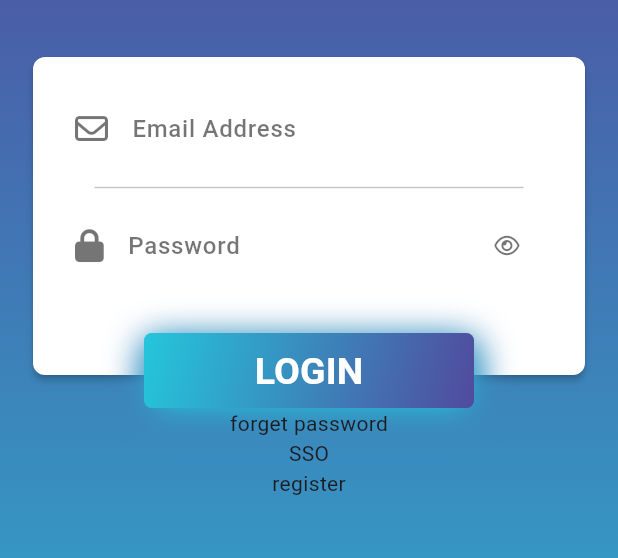
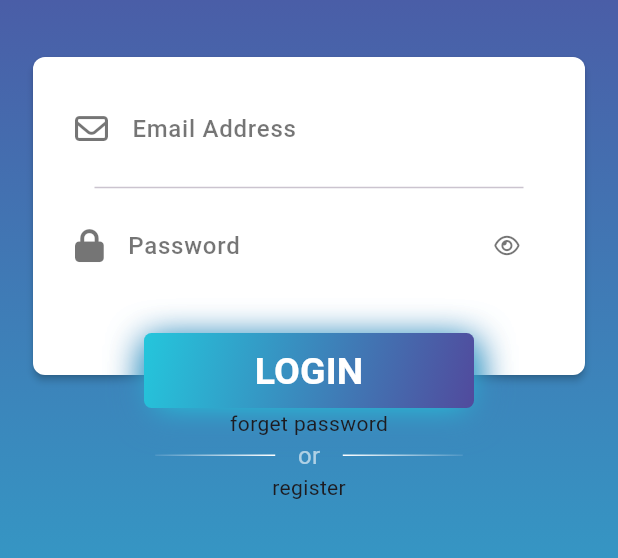
Before and after one commit to DevAiKaiSys/CMDev_Flutter, a Flutter app: the screen it shows after launch, on a phone screen of 412 x 824 dp, the part 195-753 px from its top. Run offline on Flutter 3.47's test engine with Material 3 defaults, Android fonts, the phone set to English and light mode, and no system bars; our stand-ins replace another_flushbar, font_awesome_flutter.

Commit message:
divider design

```diff
--- a/Workshops/mystock_carch/lib/presentation/pages/login/login_page.dart
+++ b/Workshops/mystock_carch/lib/presentation/pages/login/login_page.dart
@@ -1,5 +1,6 @@
 import 'package:flutter/material.dart';
 import 'package:mystock_carch/configs/theme.dart' as custom_theme;
+import 'package:mystock_carch/presentation/pages/login/widgets/single_sign_on.dart';
 
 import 'widgets/header.dart';
 import 'widgets/login_form.dart';
@@ -35,7 +36,8 @@ class LoginPage extends StatelessWidget {
               // Text('form'),
               LoginForm(),
               Text('forget password'),
-              Text('SSO'),
+              // Text('SSO'),
+              SingleSignOn(),
               Text('register'),
             ],
           ),
--- /dev/null
+++ b/Workshops/mystock_carch/lib/presentation/pages/login/widgets/single_sign_on.dart
@@ -0,0 +1,49 @@
+import 'package:flutter/material.dart';
+
+class SingleSignOn extends StatelessWidget {
+  const SingleSignOn({super.key});
+
+  @override
+  Widget build(BuildContext context) {
+    return Column(
+      children: [
+        _buildDivider(),
+      ],
+    );
+  }
+
+  Row _buildDivider() {
+    const gradientColor = [Colors.white10, Colors.white];
+
+    line(List<Color> colors) => Container(
+          decoration: BoxDecoration(
+            gradient: LinearGradient(
+              colors: colors,
+              begin: Alignment.centerLeft,
+              end: Alignment.centerRight,
+              stops: const [0.0, 1.0],
+            ),
+          ),
+          width: 80.0,
+          height: 1.0,
+        );
+
+    return Row(
+      mainAxisAlignment: MainAxisAlignment.center,
+      children: [
+        line(gradientColor),
+        const Padding(
+          padding: EdgeInsets.symmetric(horizontal: 15.0),
+          child: Text(
+            'or',
+            style: TextStyle(
+              color: Colors.white60,
+              fontSize: 16.0,
+            ),
+          ),
+        ),
+        line(gradientColor.reversed.toList()),
+      ],
+    );
+  }
+}
```
